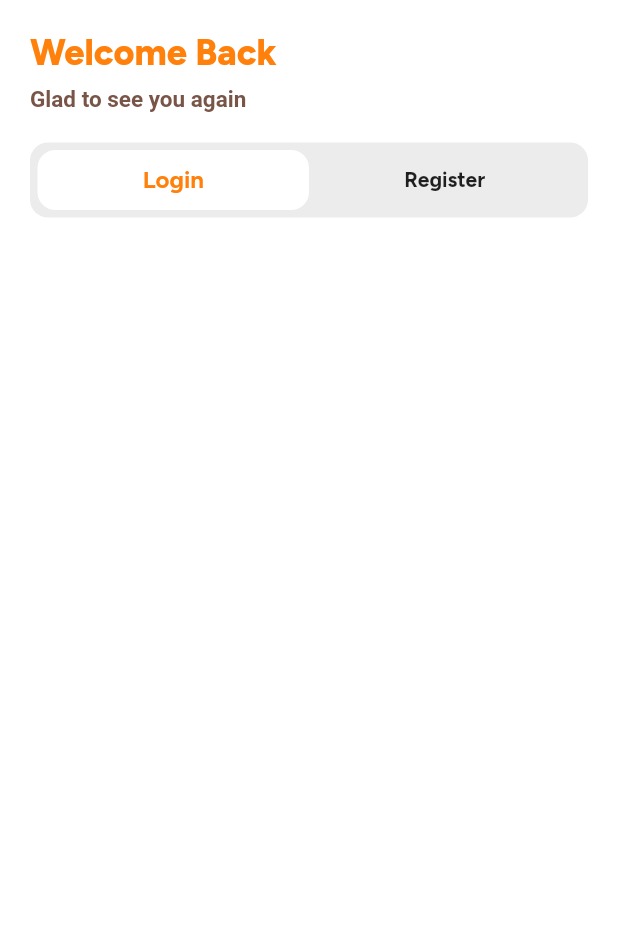
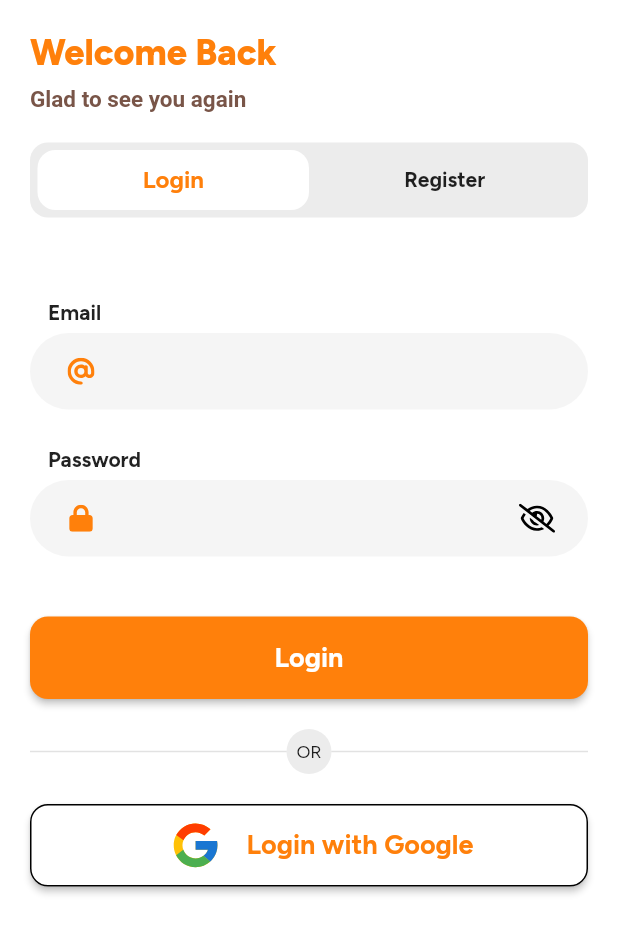
Before and after one commit to justEthical/addie_store_frontend, a Flutter app: the screen it shows after launch, on a phone screen of 412 x 824 dp. Shown: the top 933 px of the screen. Run offline on Flutter 3.47's test engine with Material 2 defaults, Android fonts, the phone set to English and light mode, and no system bars; our stand-ins replace flutter_svg, get; Roboto replaces fonts that are missing (Shantell_Sans); project files that could hold a hidden picture were left out.

Commit message:
added login form

```diff
--- a/lib/Constants/app_assets.dart
+++ b/lib/Constants/app_assets.dart
@@ -6,4 +6,12 @@ class AppAssets{
   static String welcome1 = _getImagePath("welcome1.svg");
   static String welcome2 = _getImagePath("welcome2.svg");
   static String welcome3 = _getImagePath("welcome3.svg");
+
+  static String atIcon = _getImagePath("at-solid.svg");
+  static String lockIcon = _getImagePath("lock-solid.svg");
+  static String eyeIcon = _getImagePath("eye-solid.svg");
+  static String eyeClosed = _getImagePath("eye-slash-regular.svg");
+
+  static String googleIcon = _getImagePath("google.svg");
+
 }
--- a/lib/Controllers/login_signup_ctrl.dart
+++ b/lib/Controllers/login_signup_ctrl.dart
@@ -1,6 +1,16 @@
+import 'package:flutter/material.dart';
 import 'package:get/get.dart';
 
 class LoginSignUpController extends GetxController {
+  // form keys
+  final loginFormKey = GlobalKey<FormState>();
+  final signUpFormKey = GlobalKey<FormState>();
+
+  // Text fields controllers
+  TextEditingController loginEmail  = TextEditingController();
+  TextEditingController loginPassword  = TextEditingController();
+
+  // login register switch variables
   var isLogin = true.obs;
   var switchButtonText = "Login".obs;
 }
--- /dev/null
+++ b/lib/Screens/LoginAndSignup/Widgets/custom_text_field.dart
@@ -0,0 +1,102 @@
+import 'package:addie_store/Constants/app_assets.dart';
+import 'package:addie_store/Constants/color_constants.dart';
+import 'package:flutter/material.dart';
+import 'package:flutter/src/widgets/framework.dart';
+import 'package:flutter/src/widgets/placeholder.dart';
+import 'package:flutter_svg/svg.dart';
+
+class CustomTextField extends StatefulWidget {
+  final TextEditingController textCtrl;
+  final String hintText;
+  final String leadingIcon;
+  final String title;
+  final bool isPassword;
+  const CustomTextField({
+    super.key,
+    required this.textCtrl,
+    required this.hintText,
+    required this.leadingIcon,
+    required this.title,
+    required this.isPassword,
+  });
+
+  @override
+  State<CustomTextField> createState() => _CustomTextFieldState();
+}
+
+class _CustomTextFieldState extends State<CustomTextField> {
+  var isObscure = false;
+
+  @override
+  void initState() {
+    // TODO: implement initState
+    super.initState();
+    isObscure = widget.isPassword ? true : false;
+  }
+
+  @override
+  Widget build(BuildContext context) {
+    return Column(
+      crossAxisAlignment: CrossAxisAlignment.start,
+      children: [
+        Padding(
+          padding: const EdgeInsets.symmetric(horizontal: 12, vertical: 5),
+          child: Text(
+            widget.title,
+            style: const TextStyle(fontSize: 14, fontWeight: FontWeight.w600),
+          ),
+        ),
+        Container(
+          padding: const EdgeInsets.symmetric(horizontal: 10),
+          decoration: BoxDecoration(
+              color: Colors.grey.withOpacity(0.1),
+              borderRadius: BorderRadius.circular(30)),
+          child: TextFormField(
+            obscureText: isObscure,
+            controller: widget.textCtrl,
+            decoration: InputDecoration(
+              prefixIcon: Container(
+                  padding: const EdgeInsets.all(15),
+                  width: 10,
+                  height: 10,
+                  child: SvgPicture.asset(
+                    widget.leadingIcon,
+                    fit: BoxFit.contain,
+                    color: ColorConstants.primaryText,
+                  )),
+              suffixIcon: widget.isPassword
+                  ? InkWell(
+                    onTap: (){
+                      isObscure = !isObscure;
+                      setState(() {
+
+                      });
+                    },
+                    child: Container(
+                        padding: const EdgeInsets.all(12),
+                        width: 10,
+                        height: 10,
+                        child: SvgPicture.asset(
+                          isObscure ? AppAssets.eyeClosed : AppAssets.eyeIcon,
+                          fit: BoxFit.contain,
+                          color: isObscure? Colors.black: ColorConstants.primaryText,
+                        )),
+                  )
+                  : null,
+              isDense: true,
+              enabledBorder: OutlineInputBorder(
+                  borderRadius: BorderRadius.circular(30),
+                  borderSide: const BorderSide(color: Colors.transparent)),
+              focusedBorder: OutlineInputBorder(
+                  borderRadius: BorderRadius.circular(30),
+                  borderSide: const BorderSide(color: Colors.transparent)),
+              focusedErrorBorder: OutlineInputBorder(
+                  borderRadius: BorderRadius.circular(30),
+                  borderSide: const BorderSide(color: Colors.transparent)),
+            ),
+          ),
+        ),
+      ],
+    );
+  }
+}
--- /dev/null
+++ b/lib/Screens/LoginAndSignup/Widgets/login_button.dart
@@ -0,0 +1,62 @@
+import 'package:addie_store/Constants/app_assets.dart';
+import 'package:addie_store/Constants/color_constants.dart';
+import 'package:flutter/material.dart';
+import 'package:flutter/src/widgets/framework.dart';
+import 'package:flutter/src/widgets/placeholder.dart';
+import 'package:flutter_svg/svg.dart';
+import 'package:get/get.dart';
+
+class LoginButton extends StatelessWidget {
+  const LoginButton({super.key});
+
+  @override
+  Widget build(BuildContext context) {
+    return ElevatedButton(
+        onPressed: () {},
+        style: ElevatedButton.styleFrom(
+            fixedSize: Size(Get.width - 40, 55),
+            shape:
+                RoundedRectangleBorder(borderRadius: BorderRadius.circular(12)),
+            backgroundColor: ColorConstants.primaryText),
+        child: const Center(
+            child: Text(
+          "Login",
+          style: TextStyle(
+              fontSize: 18, fontWeight: FontWeight.w600, color: Colors.white),
+        )));
+  }
+}
+
+class GoogleLoginButton extends StatelessWidget {
+  const GoogleLoginButton({super.key});
+
+  @override
+  Widget build(BuildContext context) {
+    return ElevatedButton(
+        onPressed: () {},
+        style: ElevatedButton.styleFrom(
+            fixedSize: Size(Get.width - 40, 55),
+            shape: RoundedRectangleBorder(
+                borderRadius: BorderRadius.circular(12),
+                side: const BorderSide(width: 1, color: Colors.black)),
+            backgroundColor: Colors.white),
+        child: Center(
+            child: Row(
+              mainAxisAlignment: MainAxisAlignment.center,
+          children: [
+            Padding(
+              padding: const EdgeInsets.all(10.0),
+              child: SvgPicture.asset(AppAssets.googleIcon),
+            ),
+            const Text(
+              "Login with Google",
+              style: TextStyle(
+                  fontSize: 18,
+                  fontWeight: FontWeight.w600,
+                  color: ColorConstants.primaryText),
+            ),
+          ],
+        )));
+    ;
+  }
+}
--- /dev/null
+++ b/lib/Screens/LoginAndSignup/Widgets/login_form.dart
@@ -0,0 +1,77 @@
+import 'package:addie_store/Constants/app_assets.dart';
+import 'package:addie_store/Controllers/login_signup_ctrl.dart';
+import 'package:addie_store/Screens/LoginAndSignup/Widgets/custom_text_field.dart';
+import 'package:addie_store/Screens/LoginAndSignup/Widgets/login_button.dart';
+import 'package:flutter/material.dart';
+import 'package:flutter/src/widgets/framework.dart';
+import 'package:flutter/src/widgets/placeholder.dart';
+import 'package:get/get.dart';
+
+class LoginForm extends StatelessWidget {
+  LoginForm({super.key});
+  final LoginSignUpController c = Get.find();
+  @override
+  Widget build(BuildContext context) {
+    return Form(
+        child: Column(
+      crossAxisAlignment: CrossAxisAlignment.start,
+      children: [
+        CustomTextField(
+          textCtrl: c.loginEmail,
+          hintText: "Enter Email...",
+          leadingIcon: AppAssets.atIcon,
+          title: "Email",
+          isPassword: false,
+        ),
+        const SizedBox(
+          height: 20,
+        ),
+        CustomTextField(
+          textCtrl: c.loginPassword,
+          hintText: "Enter password...",
+          leadingIcon: AppAssets.lockIcon,
+          title: "Password",
+          isPassword: true,
+        ),
+        const SizedBox(
+          height: 40,
+        ),
+        const LoginButton(),
+        const SizedBox(height: 20,),
+        Row(
+          children: [
+            Expanded(
+              child: Container(
+                height: 1,
+                color: Colors.grey.withOpacity(0.3),
+              ),
+            ),
+            Container(
+              height: 30,
+              width: 30,
+              decoration: BoxDecoration(
+                  color: Colors.grey.withOpacity(0.2),
+                  borderRadius: BorderRadius.circular(20)),
+              child: const Center(
+                child: Text(
+                  "OR",
+                  style: TextStyle(
+                    fontSize: 12,
+                  ),
+                ),
+              ),
+            ),
+            Expanded(
+              child: Container(
+                height: 1,
+                color: Colors.grey.withOpacity(0.3),
+              ),
+            )
+          ],
+        ),
+        SizedBox(height: 20,),
+        GoogleLoginButton()
+      ],
+    ));
+  }
+}
--- a/lib/Screens/LoginAndSignup/login_signup.dart
+++ b/lib/Screens/LoginAndSignup/login_signup.dart
@@ -7,6 +7,7 @@ import 'package:flutter/src/widgets/framework.dart';
 import 'package:flutter/src/widgets/placeholder.dart';
 import 'package:get/get.dart';
 
+import 'Widgets/login_form.dart';
 import 'Widgets/login_signup_switcher.dart';
 
 class LoginSignUp extends StatefulWidget {
@@ -27,6 +28,7 @@ class _LoginSignUpState extends State<LoginSignUp> {
         padding: const EdgeInsets.all(20.0),
         child: Column(
           crossAxisAlignment: CrossAxisAlignment.start,
+          // mainAxisAlignment: MainAxisAlignment.center,
           children: [
             Obx(() => c.isLogin.value
                 ? const TopText(
@@ -39,7 +41,9 @@ class _LoginSignUpState extends State<LoginSignUp> {
             const SizedBox(
               height: 20,
             ),
-            const LoginSignUpSwitch()
+            const LoginSignUpSwitch(),
+            const SizedBox(height: 50,),
+             LoginForm()
           ],
         ),
       )),
```
Also changed, not shown: Assets/Images/at-solid.svg (added), Assets/Images/eye-slash-regular.svg (added), Assets/Images/eye-solid.svg (added), Assets/Images/google.svg (added), Assets/Images/lock-solid.svg (added), lib/Screens/LoginAndSignup/Widgets/signup_form.dart (added).
